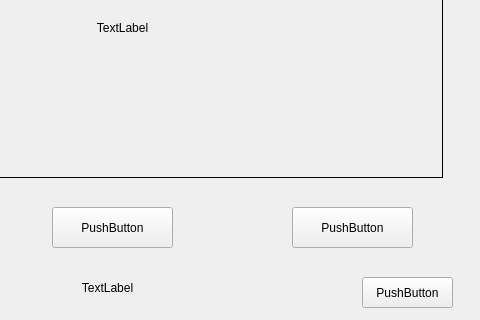
Qt form dialogt.ui (Barto-Paja/SHS) before a commit; both pictures show x 238 to 718 and y 163 to 483 of the 718 by 483 pixel window.
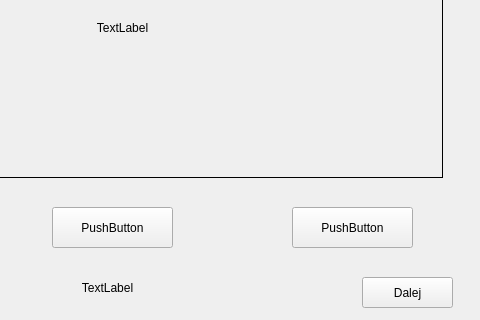
The same form after that commit. Custom widgets are drawn as their Qt base class.

```diff
--- a/dialogt.ui
+++ b/dialogt.ui
@@ -81,7 +81,7 @@
     </rect>
    </property>
    <property name="text">
-    <string>PushButton</string>
+    <string>Dalej</string>
    </property>
   </widget>
   <widget class="QLabel" name="l_Odp">
```
